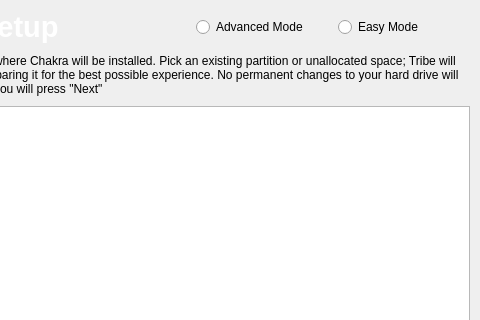
Inkane/Tribe, file ui/tribePartition.ui: the form before one commit; both pictures show x 98 to 578 and y 0 to 320 of the 578 by 520 pixel window.
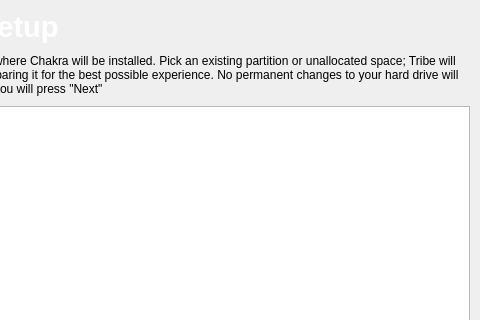
The form after the commit. Custom widgets are drawn as their Qt base class.

Commit message: first swing at moving advanced to default

Patch:
```diff
--- a/ui/tribePartition.ui
+++ b/ui/tribePartition.ui
@@ -44,24 +44,6 @@
        </property>
       </widget>
      </item>
-     <item>
-      <layout class="QHBoxLayout" name="horizontalLayout_2">
-       <item>
-        <widget class="QRadioButton" name="advancedRadio">
-         <property name="text">
-          <string>Advanced Mode</string>
-         </property>
-        </widget>
-       </item>
-       <item>
-        <widget class="QRadioButton" name="easyRadio">
-         <property name="text">
-          <string>Easy Mode</string>
-         </property>
-        </widget>
-       </item>
-      </layout>
-     </item>
     </layout>
    </item>
    <item>
```
The commit also changes 2 other files.
